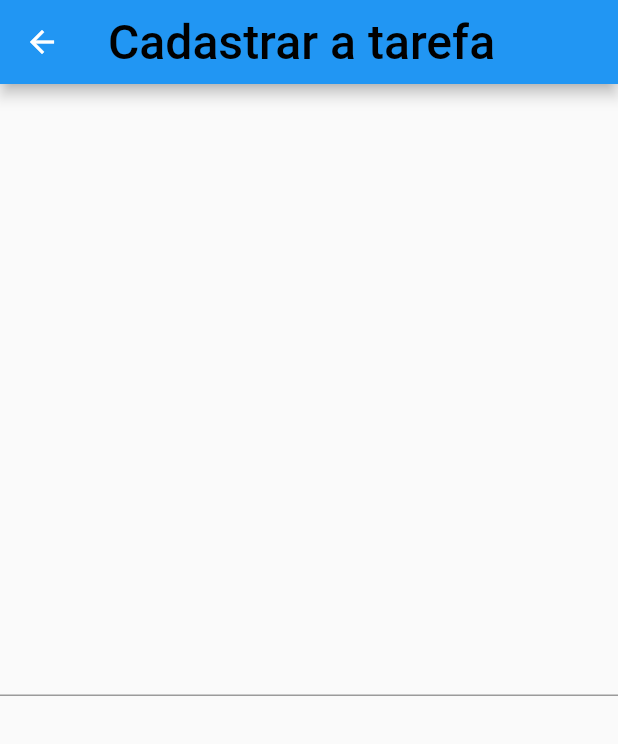
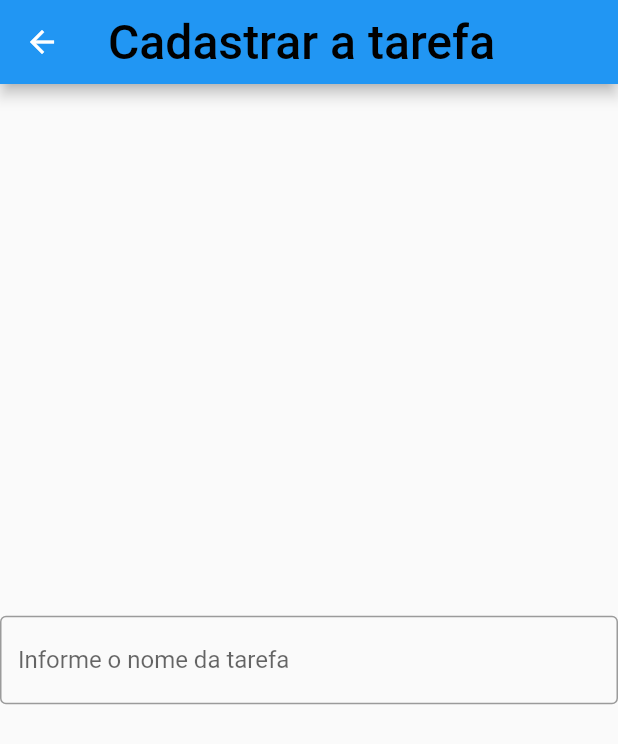
Before and after one commit to Xeviousbr/otchi, a Flutter app: the CadastrarTarefa screen opened directly, on a phone screen of 412 x 824 dp. Shown: the top 744 px of the screen. Run offline on Flutter 3.47's test engine with Material 2 defaults, Android fonts, the phone set to English and light mode, and no system bars.

Commit message:
Coloquei um hint

```diff
--- a/lib/main.dart
+++ b/lib/main.dart
@@ -86,7 +86,10 @@ class CadastrarTarefa extends StatelessWidget {
               }
               return null;
             },
-        ),
+            decoration: InputDecoration(
+              border: OutlineInputBorder(),
+              hintText: 'Informe o nome da tarefa',
+            )),
       ),
     );
   }
```
Lines whose indentation alone changed are shown as unchanged.
